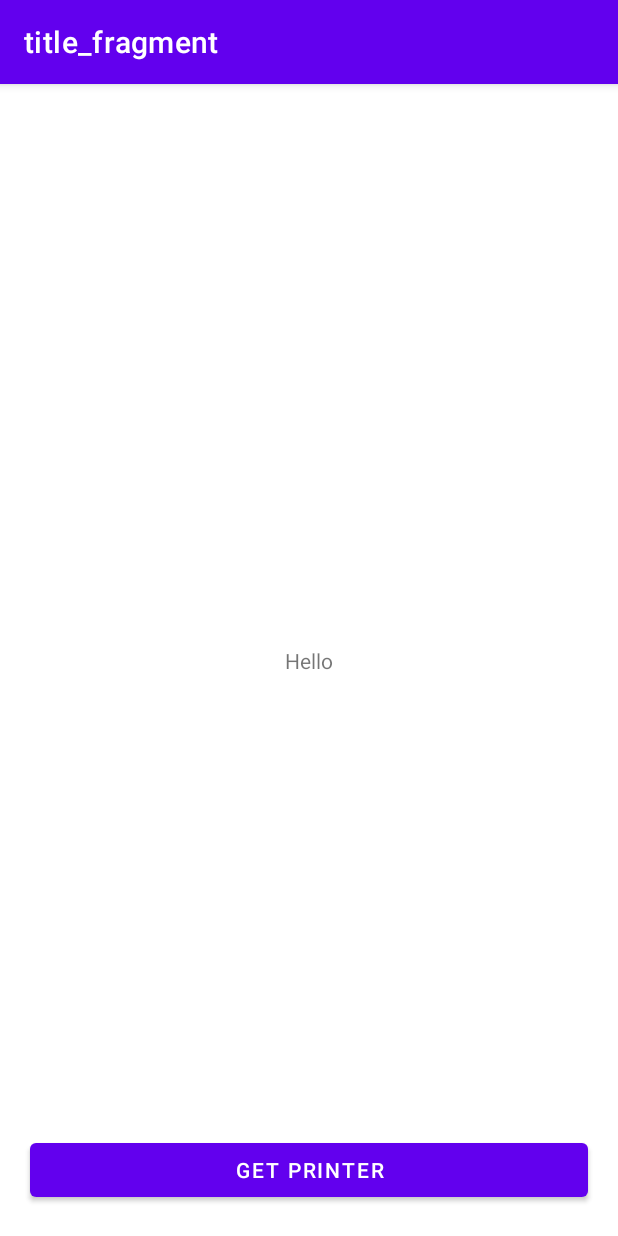
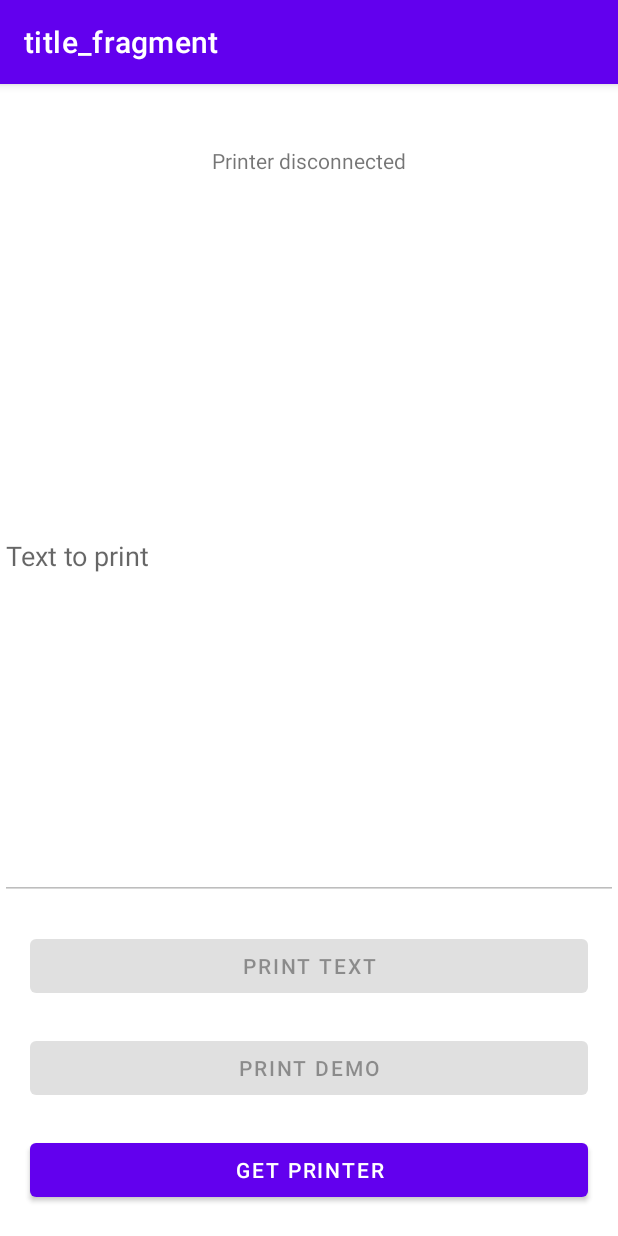
Before and after one commit to AlanFernandes86/BluetoothPrinter, an Android app: the screen it shows after launch (MainActivity), on a phone screen of 412 x 824 dp. Run offline under Robolectric (Android 15) with nearby library versions, the phone set to English and light mode, and no system bars; our stand-ins replace navigation-ui.

```diff
--- a/app/build.gradle
+++ b/app/build.gradle
@@ -50,7 +50,9 @@ dependencies {
     implementation 'androidx.lifecycle:lifecycle-livedata-ktx:2.2.0'
     implementation 'androidx.lifecycle:lifecycle-viewmodel-ktx:2.2.0'
 
+
     testImplementation 'junit:junit:4.+'
     androidTestImplementation 'androidx.test.ext:junit:1.1.2'
     androidTestImplementation 'androidx.test.espresso:espresso-core:3.3.0'
+
 }
--- a/app/src/main/AndroidManifest.xml
+++ b/app/src/main/AndroidManifest.xml
@@ -4,6 +4,8 @@
 
     <uses-permission android:name="android.permission.BLUETOOTH" />
     <uses-permission android:name="android.permission.BLUETOOTH_ADMIN" />
+
+    <uses-permission android:name="android.permission.ACCESS_FINE_LOCATION" />
 
     <application
         android:allowBackup="true"
@@ -12,6 +14,7 @@
         android:roundIcon="@mipmap/ic_launcher_round"
         android:supportsRtl="true"
         android:theme="@style/Theme.BluetoothPrinter">
+
         <activity android:name=".MainActivity">
             <intent-filter>
                 <action android:name="android.intent.action.MAIN" />
--- a/app/src/main/java/br/com/espacobistro/bluetoothprinter/ui/title/TitleFragment.kt
+++ b/app/src/main/java/br/com/espacobistro/bluetoothprinter/ui/title/TitleFragment.kt
@@ -1,15 +1,20 @@
 package br.com.espacobistro.bluetoothprinter.ui.title
 
-import androidx.lifecycle.ViewModelProvider
+
 import android.os.Bundle
-import androidx.fragment.app.Fragment
 import android.view.LayoutInflater
 import android.view.View
+import android.view.View.INVISIBLE
+import android.view.View.VISIBLE
 import android.view.ViewGroup
-import android.widget.Button
-import android.widget.TextView
+import android.widget.*
+import androidx.fragment.app.Fragment
+import androidx.lifecycle.Observer
+import androidx.lifecycle.ViewModelProvider
 import androidx.navigation.fragment.findNavController
 import br.com.espacobistro.bluetoothprinter.R
+import br.com.espacobistro.bluetoothprinter.domain.demo.Demo
+
 
 class TitleFragment : Fragment() {
 
@@ -17,36 +22,80 @@ class TitleFragment : Fragment() {
     lateinit var args: TitleFragmentArgs
 
     override fun onCreateView(
-        inflater: LayoutInflater, container: ViewGroup?,
-        savedInstanceState: Bundle?
+            inflater: LayoutInflater, container: ViewGroup?,
+            savedInstanceState: Bundle?
     ): View? {
+        viewModel = ViewModelProvider(this).get(TitleViewModel::class.java)
 
         val root = inflater.inflate(R.layout.title_fragment, container, false)
 
-        val text = root.findViewById(R.id.text_hello) as TextView
-        val button = root.findViewById<Button>(R.id.button_getPrinter)!!
+        val progressBar = root.findViewById<ProgressBar>(R.id.title_progress)
 
-        if(!requireArguments().isEmpty){
+        val toPrint = root.findViewById<EditText>(R.id.text_toPrint)
+
+        val buttonPrint = root.findViewById<Button>(R.id.button_print)
+
+        val buttonDemo = root.findViewById<Button>(R.id.button_demo)
+
+        val buttonGet = root.findViewById<Button>(R.id.button_getPrinter)!!
+
+        val lblStatus = root.findViewById<TextView>(R.id.lbl_status)
+
+
+        if (!requireArguments().isEmpty) {
             args = TitleFragmentArgs.fromBundle(requireArguments())
-            text.text = args.deviceAddress
+            viewModel.initPrinterController(args.bluetoothDevice)
+
+            val listDemo: List<Demo> = listOf(
+                    Demo(1, "Tomate", 10, 5.9),
+                    Demo(1, "Cenoura", 5, 2.9),
+                    Demo(1, "Beterraba", 2, 3.9),
+                    Demo(1, "Banana", 1, 2.9),
+                    Demo(1, "Feijão", 12, 8.9),
+                    Demo(1, "Leite", 12, 4.9),
+                    Demo(1, "Cerveja", 10, 1.9),
+                    Demo(1, "Arroz", 10, 4.9),
+            )
+
+            buttonDemo.setOnClickListener {
+                viewModel.printDemo(listDemo)
+            }
+
+            buttonPrint.setOnClickListener {
+                viewModel.print(toPrint.text.toString())
+            }
+
+            progressBar.visibility = VISIBLE
+
         }
 
+        viewModel.isConnected.observe(viewLifecycleOwner, Observer {
+            when (it) {
+                true -> {
+                    buttonDemo.isEnabled = true
+                    buttonPrint.isEnabled = true
+                    toPrint.isEnabled = true
+                    lblStatus.text = "Printer connected"
+                    progressBar.visibility = INVISIBLE
+                    viewModel.clearIsConnected()
+                }
+                false -> {
+                    buttonDemo.isEnabled = false
+                    buttonPrint.isEnabled = false
+                    toPrint.isEnabled = false
+                    lblStatus.text = "Printer Disconnected"
+                    Toast.makeText(requireContext(), "Falha ao conectar a impressora!", Toast.LENGTH_LONG).show()
+                    progressBar.visibility = INVISIBLE
+                    viewModel.clearIsConnected()
+                }
+                else -> {}
+            }
+        })
 
-        button.setOnClickListener {
+        buttonGet.setOnClickListener {
             findNavController().navigate(TitleFragmentDirections.actionTitleFragmentToSelectDeviceFragment())
         }
 
         return root
     }
-
-    override fun onActivityCreated(savedInstanceState: Bundle?) {
-        super.onActivityCreated(savedInstanceState)
-        viewModel = ViewModelProvider(this).get(TitleViewModel::class.java)
-        // TODO: Use the ViewModel
-    }
-
-
-
-
-
 }
--- a/app/src/main/res/layout/title_fragment.xml
+++ b/app/src/main/res/layout/title_fragment.xml
@@ -7,24 +7,79 @@
     android:layout_height="match_parent"
     tools:context=".ui.title.TitleFragment">
 
+
+    <ProgressBar
+        android:id="@+id/title_progress"
+        style="@style/Widget.AppCompat.ProgressBar.Horizontal"
+        android:layout_width="match_parent"
+        android:layout_height="wrap_content"
+        app:layout_constraintTop_toTopOf="parent"
+        app:layout_constraintStart_toStartOf="parent"
+        app:layout_constraintEnd_toEndOf="parent"
+        app:layout_constraintBottom_toTopOf="@+id/lbl_status"
+        android:visibility="invisible"
+        android:indeterminate="true"
+        android:indeterminateBehavior="repeat"
+        />
+
     <TextView
-        android:id="@+id/text_hello"
+        android:id="@+id/lbl_status"
         android:layout_width="wrap_content"
         android:layout_height="wrap_content"
-        android:text="Hello"
-        app:layout_constraintBottom_toBottomOf="parent"
+        android:layout_marginTop="20dp"
+        android:padding="5dp"
+        android:text="Printer disconnected"
+        app:layout_constraintBottom_toTopOf="@+id/text_toPrint"
         app:layout_constraintEnd_toEndOf="parent"
         app:layout_constraintStart_toStartOf="parent"
-        app:layout_constraintTop_toTopOf="parent" />
+        app:layout_constraintTop_toBottomOf="@+id/title_progress" />
+
+    <EditText
+        android:id="@+id/text_toPrint"
+        android:layout_width="match_parent"
+        android:layout_height="0dp"
+        android:layout_marginTop="20dp"
+        android:hint="Text to print"
+        android:inputType="textMultiLine"
+        android:enabled="false"
+        app:layout_constraintBottom_toTopOf="@+id/button_print"
+        app:layout_constraintEnd_toEndOf="parent"
+        app:layout_constraintStart_toStartOf="parent"
+        app:layout_constraintTop_toBottomOf="@+id/lbl_status"
+        />
+
+    <Button
+        android:id="@+id/button_print"
+        android:layout_width="0dp"
+        android:layout_height="wrap_content"
+        android:layout_margin="20dp"
+        android:text="Print text"
+        android:enabled="false"
+        app:layout_constraintBottom_toTopOf="@+id/button_demo"
+        app:layout_constraintEnd_toEndOf="parent"
+        app:layout_constraintStart_toStartOf="parent"
+        app:layout_constraintTop_toBottomOf="@+id/text_toPrint" />
+
+    <Button
+        android:id="@+id/button_demo"
+        android:layout_width="0dp"
+        android:layout_height="wrap_content"
+        android:layout_margin="20dp"
+        android:text="Print demo"
+        android:enabled="false"
+        app:layout_constraintEnd_toEndOf="parent"
+        app:layout_constraintStart_toStartOf="parent"
+        app:layout_constraintBottom_toTopOf="@+id/button_getPrinter" />
 
     <Button
         android:id="@+id/button_getPrinter"
         android:layout_width="0dp"
         android:layout_height="wrap_content"
+        android:layout_margin="20dp"
+        android:text="Get printer"
+        app:layout_constraintEnd_toEndOf="parent"
         app:layout_constraintStart_toStartOf="parent"
-        app:layout_constraintEnd_toEndOf="parent"
-        app:layout_constraintBottom_toBottomOf="parent"
-        android:layout_margin="20dp"
-        android:text="Get printer"/>
+        app:layout_constraintBottom_toBottomOf="parent" />
+
 
 </androidx.constraintlayout.widget.ConstraintLayout>
--- a/app/src/main/res/navigation/navigation.xml
+++ b/app/src/main/res/navigation/navigation.xml
@@ -10,12 +10,12 @@
         android:name="br.com.espacobistro.bluetoothprinter.ui.title.TitleFragment"
         android:label="title_fragment"
         tools:layout="@layout/title_fragment" >
-        <argument
-            android:name="device_address"
-            app:argType="string" />
         <action
             android:id="@+id/action_titleFragment_to_selectDeviceFragment"
             app:destination="@id/selectDeviceFragment" />
+        <argument
+            android:name="bluetooth_device"
+            app:argType="android.bluetooth.BluetoothDevice"/>
     </fragment>
     <fragment
         android:id="@+id/selectDeviceFragment"
--- /dev/null
+++ b/app/src/main/res/values-round/strings.xml
@@ -0,0 +1,3 @@
+<resources>
+    <string name="hello_world">Hello Round World!</string>
+</resources>
--- a/app/src/main/res/values/strings.xml
+++ b/app/src/main/res/values/strings.xml
@@ -1,3 +1,9 @@
 <resources>
     <string name="app_name">BluetoothPrinter</string>
+    <string name="title_activity_study">StudyActivity</string>
+    <!--
+    This string is used for square devices and overridden by hello_world in
+    values-round/strings.xml for round devices.
+    -->
+    <string name="hello_world">Hello Square World!</string>
 </resources>
```
Also changed, not shown: app/src/main/java/br/com/espacobistro/bluetoothprinter/domain/demo/Demo.kt (added, +8 -0 lines), app/src/main/java/br/com/espacobistro/bluetoothprinter/ui/bluetooth/SelectDeviceFragment.kt (+14 -17 lines), app/src/main/java/br/com/espacobistro/bluetoothprinter/ui/title/TitleViewModel.kt (+88 -1 lines), app/src/main/java/br/com/espacobistro/bluetoothprinter/util/bluetoohprinter/PrinterController.kt (added, +314 -0 lines), app/src/main/res/layout/select_device_fragment.xml (+21 -5 lines), app/src/main/res/values/dimens.xml (added, +15 -0 lines).
